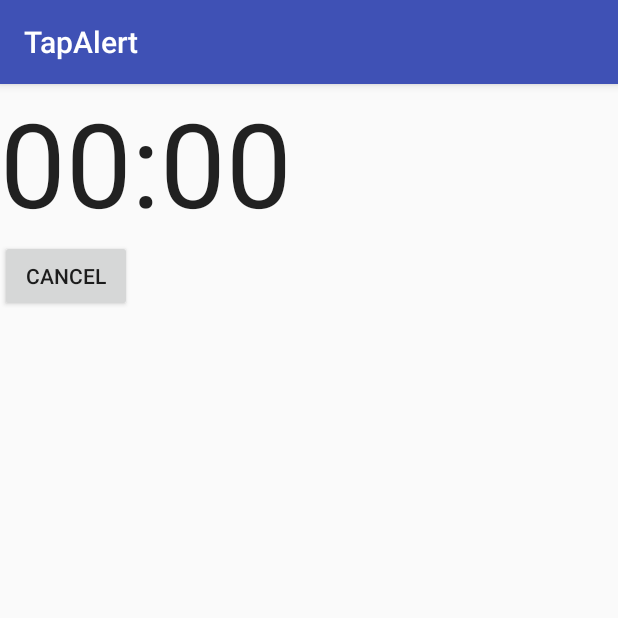
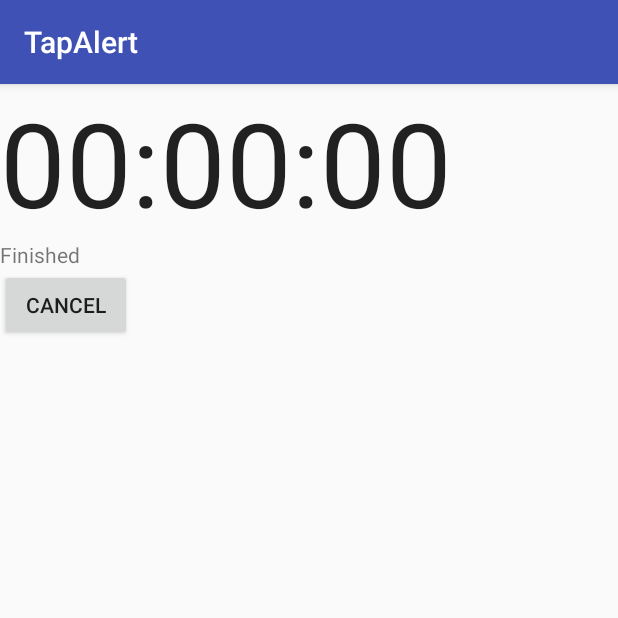
Before and after one commit to CrSherbet/TapAlert, an Android app: the screen it shows after launch (CountDownActivity), after a tap on "START", on a phone screen of 412 x 824 dp, the top half of it. Run offline under Robolectric (Android 15) with nearby library versions, the phone set to English and light mode, and no system bars.

Commit message:
can countdown

```diff
--- a/app/src/main/java/com/example/waris/tapalert/CountDownActivity.java
+++ b/app/src/main/java/com/example/waris/tapalert/CountDownActivity.java
@@ -1,13 +1,63 @@
 package com.example.waris.tapalert;
 
+import android.content.Intent;
+import android.os.CountDownTimer;
 import android.support.v7.app.AppCompatActivity;
 import android.os.Bundle;
+import android.util.Log;
+import android.view.View;
+import android.widget.Button;
+import android.widget.Chronometer;
+import android.widget.TextView;
+
+import java.text.ParseException;
+import java.util.concurrent.TimeUnit;
+
+import model.Timer;
 
 public class CountDownActivity extends AppCompatActivity {
+    private Chronometer watch;
+    private Button btn_cancel;
+    private TextView status;
+    private Timer timer = new Timer();
+    private CountDownTimer counter;
+    private long second = 0;
 
     @Override
     protected void onCreate(Bundle savedInstanceState) {
         super.onCreate(savedInstanceState);
         setContentView(R.layout.activity_count_down);
+        Intent intent = getIntent();
+        String time = intent.getStringExtra("Time");
+
+        status = (TextView) findViewById(R.id.status);
+        watch = (Chronometer) findViewById(R.id.watcher);
+
+        watch.setText(time);
+        try {
+            second = timer.convertToSecond(time);
+        } catch (ParseException e) {
+            e.printStackTrace();
+        }
+
+        counter = new CountDownTimer(TimeUnit.SECONDS.toMillis(second),1000) {
+            @Override
+            public void onTick(long millisUntilFinished) {
+                String text = timer.convertToString(TimeUnit.MILLISECONDS.toSeconds(millisUntilFinished));
+                watch.setText(text);
+            }
+
+            @Override
+            public void onFinish() {
+                watch.setText("00:00:00");
+                status.setText("Finished");
+            }
+        }.start();
+
+    }
+    public void cancel(View view){
+        this.counter.cancel();
+        status.setText("Cancel");
+        finish();
     }
 }
--- a/app/src/main/java/com/example/waris/tapalert/MainActivity.java
+++ b/app/src/main/java/com/example/waris/tapalert/MainActivity.java
@@ -5,6 +5,7 @@ import android.support.v7.app.AppCompatActivity;
 import android.os.Bundle;
 import android.text.Editable;
 import android.text.TextWatcher;
+import android.util.Log;
 import android.view.View;
 import android.widget.Button;
 import android.widget.Chronometer;
@@ -35,8 +36,9 @@ public class MainActivity extends AppCompatActivity implements MainView{
     public void setupTime(View view){
         String txtTime = watch.getText().toString();
         Intent intent = new Intent(this, CountDownActivity.class);
+        Log.d("Send",txtTime);
         intent.putExtra("Time", txtTime);
-        startActivity(intent);
+        startActivityForResult(intent,0);
 
     }
 
--- a/app/src/main/java/com/example/waris/tapalert/MainPresenter.java
+++ b/app/src/main/java/com/example/waris/tapalert/MainPresenter.java
@@ -35,11 +35,9 @@ public class MainPresenter {
         tank.setVolume(Double.parseDouble(volume));
         double usingTime = timer.calculateTime(tap.getFlowRate(), tank.getVolume());
         String time = timer.convertToString(usingTime);
-        Log.d("Hint",time+" "+usingTime);
+        Log.d("Time",time+" "+usingTime);
         view.showUsingTime(time);
     }
 
-    public void countDown(String txtTime){
 
-    }
 }
--- a/app/src/main/java/model/Timer.java
+++ b/app/src/main/java/model/Timer.java
@@ -6,6 +6,7 @@ import android.text.format.DateFormat;
 import android.text.format.Time;
 import android.util.Log;
 
+import java.text.ParseException;
 import java.text.SimpleDateFormat;
 import java.util.Date;
 import java.util.TimeZone;
@@ -24,7 +25,6 @@ public class Timer {
     public Timer(){}
 
     public double calculateTime(double flowRate, double volume){
-        Log.d("Hint",flowRate+" "+volume);
         return volume/flowRate;
     }
 
@@ -32,7 +32,16 @@ public class Timer {
         SimpleDateFormat timeFormat = new SimpleDateFormat("HH:mm:ss");
         timeFormat.setTimeZone(TimeZone.getTimeZone("UTC"));
         String time = timeFormat.format(new  Date(TimeUnit.SECONDS.toMillis((long) second)));
+        Log.d("2St", time + " " + second);
         return time;
     }
 
+    public long convertToSecond(String time) throws ParseException {
+        SimpleDateFormat timeFormat = new SimpleDateFormat("HH:mm:ss");
+        timeFormat.setTimeZone(TimeZone.getTimeZone("UTC"));
+        Date date = timeFormat.parse(time);
+        Log.d("2s", time +" " + date.getTime() / 1000L);
+        return date.getTime() / 1000L;
+    }
+
 }
--- a/app/src/main/res/layout/activity_count_down.xml
+++ b/app/src/main/res/layout/activity_count_down.xml
@@ -14,10 +14,17 @@
         android:layout_height="wrap_content"
         android:textSize="35pt"/>
 
+    <TextView
+        android:id="@+id/status"
+        android:layout_width="wrap_content"
+        android:layout_height="wrap_content"
+        android:text="FILLING"/>
+
     <Button
         android:id="@+id/btn_cancel"
         android:layout_width="wrap_content"
         android:layout_height="wrap_content"
-        android:text="Cancel"/>
+        android:text="Cancel"
+        android:onClick="cancel"/>
 
 </LinearLayout>
```
